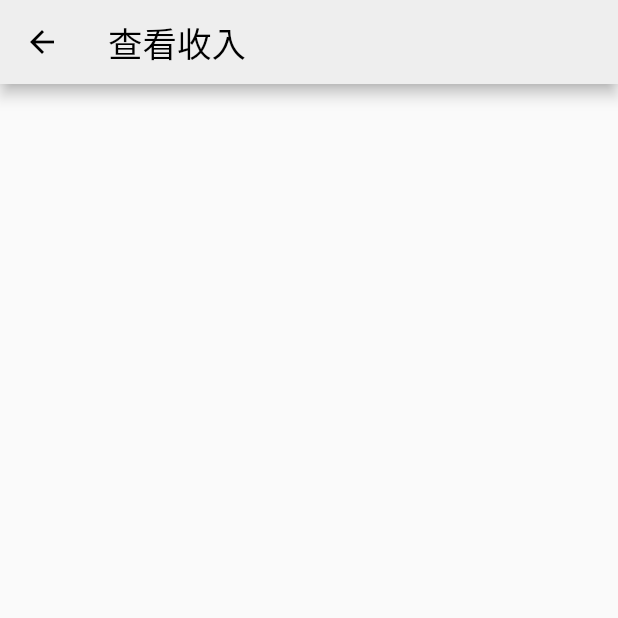
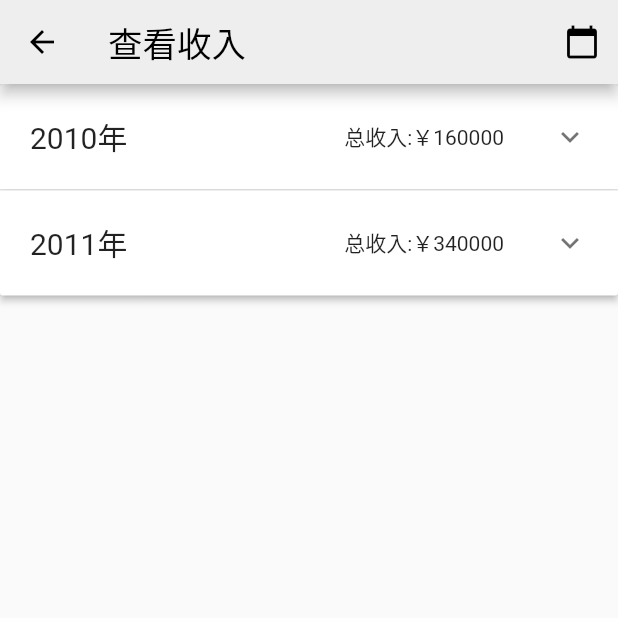
Before and after one commit to DreamGhostStar/LawyerPlatform, a Flutter app: the Income screen opened by its route, on a phone screen of 412 x 824 dp, the top half of it. Run offline on Flutter 3.47's test engine with Material 2 defaults, Android fonts, the phone set to English and light mode, and no system bars; our stand-ins replace convert, dio, flutter_html, flutter_slidable, fluttertoast, image_picker and 1 more; missing offline and left inert: flui, flutter_picker, flutter_uploader, r_calendar; accounts and stored records are empty; Roboto replaces fonts that are missing (main).

Commit message:
新增查看收入数据模型，完成查看收入页面

```diff
--- a/lib/components/expansion_item.dart
+++ b/lib/components/expansion_item.dart
@@ -1,9 +1,9 @@
 import 'package:flutter/cupertino.dart';
 
 class ExpansionPanelItem {
-  final String headerText;
+  final Widget header;
   final Widget body;
   bool isExpanded = false;
 
-  ExpansionPanelItem({this.body, this.headerText, this.isExpanded});
+  ExpansionPanelItem({this.body, this.header, this.isExpanded});
 }
--- a/lib/main.dart
+++ b/lib/main.dart
@@ -1,5 +1,6 @@
 import 'package:flutter/material.dart';
 import 'package:flutter_localizations/flutter_localizations.dart';
+import 'package:flutter_picker/flutter_picker.dart';
 import 'package:fluttertoast/fluttertoast.dart';
 import 'package:lawyerplatform/page/about.dart';
 import 'package:lawyerplatform/page/alter_passward.dart';
@@ -33,6 +34,7 @@ class MyApp extends StatelessWidget {
           splashColor: Colors.white70 //设置点击按钮时的水波纹效果
           ),
       localizationsDelegates: [
+        PickerLocalizationsDelegate.delegate,
         GlobalMaterialLocalizations.delegate,
         GlobalWidgetsLocalizations.delegate,
       ],
--- /dev/null
+++ b/lib/model/incom.dart
@@ -0,0 +1,99 @@
+class CaseItem {
+  final String caseId; //案件号
+  final String identity; //身份，主办人还是协办人
+  final int generalSalary; //总律师费
+  final String ratio; //主协办比例
+  final int salary; //分得的律师费
+
+  CaseItem({
+    this.caseId,
+    this.identity,
+    this.generalSalary,
+    this.ratio,
+    this.salary,
+  });
+
+  factory CaseItem.init(Map<String, dynamic> json) {
+    return CaseItem(
+      caseId: json['caseId'],
+      identity: json['identity'],
+      generalSalary: json['generalSalary'],
+      ratio: json['ratio'],
+      salary: json['salary'],
+    );
+  }
+}
+
+class IncomeItem {
+  final int year; //年份
+  final int yearSalary;
+  final List<Map> cases;
+
+  IncomeItem({this.year, this.yearSalary, this.cases});
+
+  factory IncomeItem.init(Map<String, dynamic> json) {
+    List<Map> getList(list) {
+      List<Map> arr = [];
+      list.forEach((item) {
+        arr.add(item);
+      });
+      return arr;
+    }
+
+    return IncomeItem(
+      year: json['year'],
+      yearSalary: json['yearSalary'],
+      cases: getList(json['cases']),
+    );
+  }
+}
+
+List<IncomeItem> incomeListModel = [
+  IncomeItem.init({
+    'year': 2010,
+    'yearSalary': 160000,
+    'cases': [
+      {
+        'caseId': '1231231',
+        'identity': '主办人',
+        'generalSalary': 20000,
+        'ratio': '0.5',
+        'salary': 10000,
+      },
+      {
+        'caseId': '1231232',
+        'identity': '协办人',
+        'generalSalary': 40000,
+        'ratio': '0.4',
+        'salary': 16000,
+      }
+    ]
+  }),
+  IncomeItem.init({
+    'year': 2011,
+    'yearSalary': 340000,
+    'cases': [
+      {
+        'caseId': '1231231',
+        'identity': '主办人',
+        'generalSalary': 20000,
+        'ratio': '0.5',
+        'salary': 10000,
+      },
+      {
+        'caseId': '1231231',
+        'identity': '主办人',
+        'generalSalary': 20000,
+        'ratio': '0.5',
+        'salary': 10000,
+      },
+      {
+        'caseId': '1231231',
+        'identity': '主办人',
+        'generalSalary': 20000,
+        'ratio': '0.5',
+        'salary': 10000,
+      }
+    ]
+  })
+];
--- a/lib/page/income.dart
+++ b/lib/page/income.dart
@@ -1,6 +1,9 @@
 import 'package:flutter/cupertino.dart';
 import 'package:flutter/material.dart';
+import 'package:flutter_picker/Picker.dart';
+import 'package:lawyerplatform/components/expansion_item.dart';
 import 'package:lawyerplatform/components/util.dart';
+import 'package:lawyerplatform/model/incom.dart';
 
 class Income extends StatefulWidget {
   Income({Key key}) : super(key: key);
@@ -11,12 +14,72 @@ class Income extends StatefulWidget {
 
 class _IncomeState extends State<Income> {
   bool _loading = false;
+  final GlobalKey<ScaffoldState> _scaffoldKey = GlobalKey<ScaffoldState>();
+  final int start = 2010;
+  final int end = 2020;
+  //TODO:后期需要改变
+  List<int> _yearList = [];
+  List<ExpansionPanelItem> _expansionList = [];
+
+  _creatYearList() {
+    for (var i = start; i <= end; i++) {
+      _yearList.add(i);
+    }
+  }
 
   Future _load() async {
     setState(() {
       _loading = true;
+      _expansionList.clear(); //防止重复添加
     });
-
+    print(incomeListModel.length);
+    incomeListModel.forEach((e) {
+      _expansionList.add(ExpansionPanelItem(
+          header: Row(
+            mainAxisAlignment: MainAxisAlignment.spaceBetween,
+            children: [
+              Text(
+                e.year.toString() + '年',
+                style: TextStyle(fontSize: 20, fontFamily: 'main'),
+              ),
+              Text('总收入:￥' + e.yearSalary.toString())
+            ],
+          ),
+          body: Container(
+              margin: EdgeInsets.only(left: 20, right: 20),
+              child: Column(
+                children: e.cases
+                    .map(
+                      (item) => Column(
+                          crossAxisAlignment: CrossAxisAlignment.start,
+                          children: [
+                            Row(
+                              mainAxisAlignment: MainAxisAlignment.spaceBetween,
+                              children: [
+                                Text('案件号:' + item['caseId']),
+                                Text('身份:' + item['identity']),
+                              ],
+                            ),
+                            Container(
+                              margin: EdgeInsets.only(top: 15, bottom: 15),
+                              child: Row(
+                                mainAxisAlignment:
+                                    MainAxisAlignment.spaceBetween,
+                                children: [
+                                  Text('总律师费:￥' +
+                                      item['generalSalary'].toString()),
+                                  Text('主协比例:' + item['ratio'])
+                                ],
+                              ),
+                            ),
+                            Text('该案件分得律师费:￥' + item['salary'].toString()),
+                            Divider(height: 50)
+                          ]),
+                    )
+                    .toList(),
+              )),
+          isExpanded: false));
+    });
     await Future.delayed(Duration(seconds: 1), () {
       setState(() {
         _loading = false;
@@ -27,19 +90,71 @@ class _IncomeState extends State<Income> {
 
   @override
   void initState() {
-    // TODO: implement initState
     super.initState();
+    _creatYearList();
     _load();
+  }
+
+  _pickyear(BuildContext context) {
+    Picker(
+      adapter: PickerDataAdapter(
+        data: _yearList
+            .map((e) => PickerItem(text: Text(e.toString()), value: e))
+            .toList(),
+      ),
+      title: Text('选择年份'),
+      selectedTextStyle: TextStyle(color: Colors.blue),
+      onConfirm: (picker, selecteds) {
+        print(selecteds.toString());
+        // 索引值
+        print(picker.getSelectedValues());
+        // 选择值
+        _load();
+      },
+    ).show(_scaffoldKey.currentState);
   }
 
   @override
   Widget build(BuildContext context) {
     return Scaffold(
+      key: _scaffoldKey,
       appBar: AppBar(
         backgroundColor: Colors.grey[200],
         title: Text('查看收入'),
+        actions: [
+          IconButton(
+            icon: Icon(Icons.calendar_today),
+            onPressed: (() {
+              _pickyear(context);
+            }),
+          )
+        ],
       ),
-      body: _loading ? loadingWidget(_loading) : ListView(),
+      body: _loading
+          ? loadingWidget(_loading)
+          : ListView(
+              children: [
+                ExpansionPanelList(
+                    expansionCallback: (panelIndex, isExpanded) {
+                      setState(() {
+                        _expansionList[panelIndex].isExpanded = !isExpanded;
+                      });
+                    },
+                    children: _expansionList.map((e) {
+                      return ExpansionPanel(
+                          headerBuilder:
+                              (BuildContext context, bool isExpanded) {
+                            return Container(
+                                padding: EdgeInsets.only(
+                                    left: 20, right: 20, top: 10, bottom: 10),
+                                margin: EdgeInsets.only(top: 10, bottom: 10),
+                                child: e.header);
+                          },
+                          body: e.body,
+                          isExpanded: e.isExpanded);
+                    }).toList())
+              ],
+            ),
     );
   }
 }
--- a/pubspec.yaml
+++ b/pubspec.yaml
@@ -32,7 +32,8 @@ dependencies:
   url_launcher: ^5.5.0
   flutter_uploader: ^1.2.0
   r_calendar: ^0.1.8
-  # 本地存储
+  flutter_picker: ^1.1.5
+  # 选择器
   dio: ^3.0.9
   flui: 0.9.2
   flutter_html: ^1.0.2
```
Also changed, not shown: lib/page/Login.dart (+3 -6 lines), lib/page/daytime_phone.dart (+16 -16 lines), pubspec.lock.
